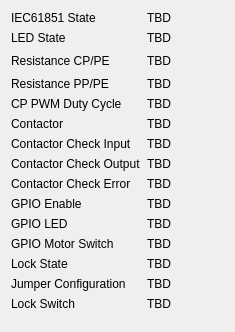
Old version of the form src/brickv/plugin_system/plugins/evse/ui/evse.ui in the repository Tinkerforge/brickv.
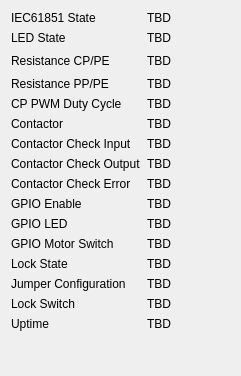
New version of the form.

What changed in the file:
```diff
--- a/src/brickv/plugin_system/plugins/evse/ui/evse.ui
+++ b/src/brickv/plugin_system/plugins/evse/ui/evse.ui
@@ -6,8 +6,8 @@
    <rect>
     <x>0</x>
     <y>0</y>
-    <width>235</width>
-    <height>332</height>
+    <width>241</width>
+    <height>376</height>
    </rect>
   </property>
   <property name="windowTitle">
@@ -239,6 +239,20 @@
        </property>
       </widget>
      </item>
+     <item row="15" column="0">
+      <widget class="QLabel" name="label_16">
+       <property name="text">
+        <string>Uptime</string>
+       </property>
+      </widget>
+     </item>
+     <item row="15" column="1">
+      <widget class="QLabel" name="label_uptime">
+       <property name="text">
+        <string>TBD</string>
+       </property>
+      </widget>
+     </item>
     </layout>
    </item>
    <item>
```
